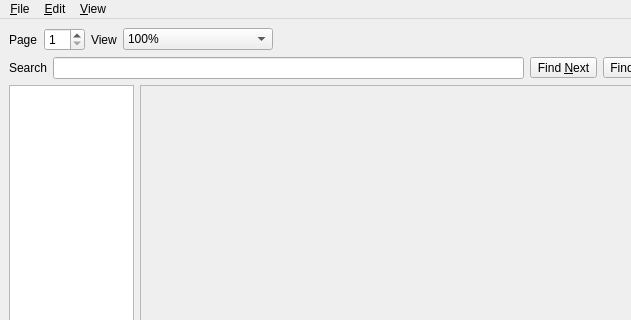
Above: UI/biblioteq_pdfreader.ui from textbrowser/biblioteq before the change; both pictures show x 0 to 631 and y 0 to 320 of the 800 by 600 pixel window. Below: the same form after it.
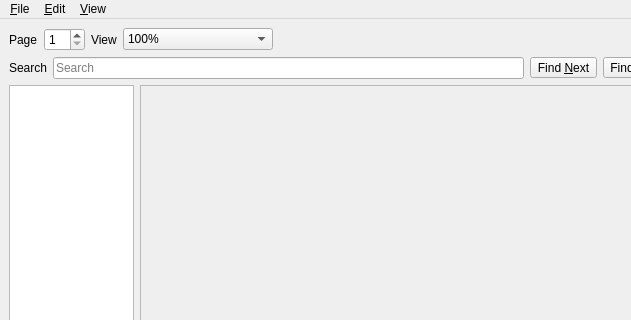
That is the form after the change. Icons and pictures are not drawn.

```diff
--- a/UI/biblioteq_pdfreader.ui
+++ b/UI/biblioteq_pdfreader.ui
@@ -108,7 +108,11 @@
        </widget>
       </item>
       <item>
-       <widget class="QLineEdit" name="find"/>
+       <widget class="QLineEdit" name="find">
+        <property name="placeholderText">
+         <string>Search</string>
+        </property>
+       </widget>
       </item>
       <item>
        <widget class="QToolButton" name="find_next">
```
Left out of the diff: 10 changed lines with no effect on the pictures.
